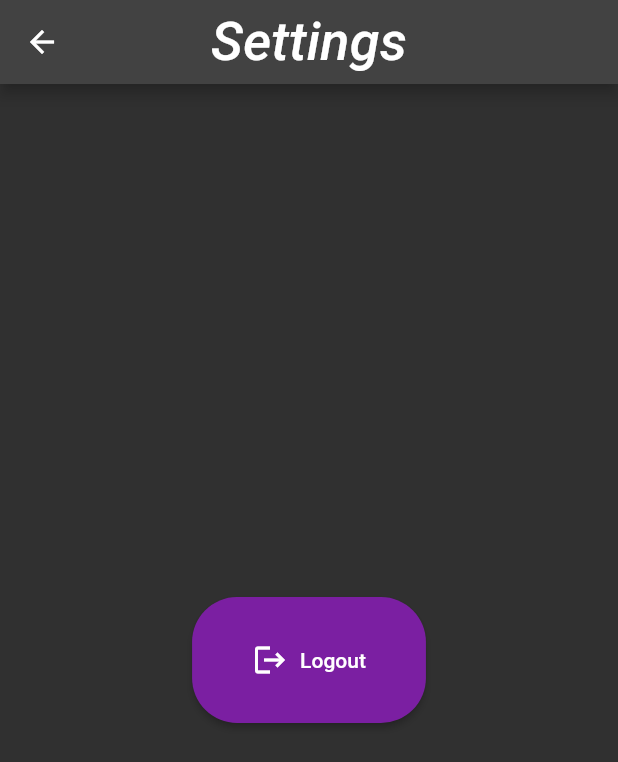
After one commit to jackjk521/Flutter-Quiz-Activity, a Flutter app: the Settings screen opened by its route, on a phone screen of 412 x 824 dp. The commit adds this screen. Shown: the top 762 px of the screen. Run offline on Flutter 3.47's test engine with Material 2 defaults, Android fonts, the phone set to English and light mode, and no system bars; network calls fail.

Commit message:
added my files

```diff
--- /dev/null
+++ b/lib/pages/Settings.dart
@@ -0,0 +1,43 @@
+// ignore_for_file: file_names
+
+import 'package:flutter/material.dart';
+import 'package:flutter_quiz_1/pages/Dashboard.dart';
+import 'package:flutter_quiz_1/pages/Login.dart';
+
+
+class Settings extends StatefulWidget {
+  static String routeName = "/settings";
+
+  @override
+  _SettingsState createState() => _SettingsState();
+}
+
+class _SettingsState extends State<Settings> {
+  @override
+  Widget build(BuildContext context) {
+    return Scaffold(
+      appBar: AppBar(
+        title: const Text("Settings"),
+        centerTitle: true,
+      ),
+      body: Center(
+        child: Center(
+          child: ElevatedButton.icon(
+            onPressed: (){
+              Navigator.pop(context, Dashboard.routeName);
+              Navigator.pushReplacementNamed(context, Login.routeName);
+            },
+            icon: const Icon(Icons.logout),
+            label: const Text("Logout"),
+            style: ElevatedButton.styleFrom(
+            padding: const EdgeInsets.symmetric(
+            horizontal: 40.0, vertical: 30.0), //edited vertical
+            primary: Theme.of(context).primaryColor,
+            shape: RoundedRectangleBorder(borderRadius: BorderRadius.circular(30.0)),
+            )
+        ),
+      ),
+    ),
+    );
+  }
+}
--- a/lib/routes.dart
+++ b/lib/routes.dart
@@ -1,8 +1,12 @@
 import 'package:flutter/cupertino.dart';
 import 'package:flutter_quiz_1/pages/Dashboard.dart';
 import 'package:flutter_quiz_1/pages/Login.dart';
+import 'package:flutter_quiz_1/pages/Profile.dart';
+import 'package:flutter_quiz_1/pages/Settings.dart';
 
 final Map<String, WidgetBuilder> routes = {
   Login.routeName: (BuildContext context) => const Login(),
   Dashboard.routeName: (BuildContext context) => const Dashboard(),
+  Profile.routeName: (BuildContext context) => Profile(),
+  Settings.routeName: (BuildContext context) => Settings(),
 };
```
Also changed, not shown: lib/pages/Profile.dart (added, +24 -0 lines).
